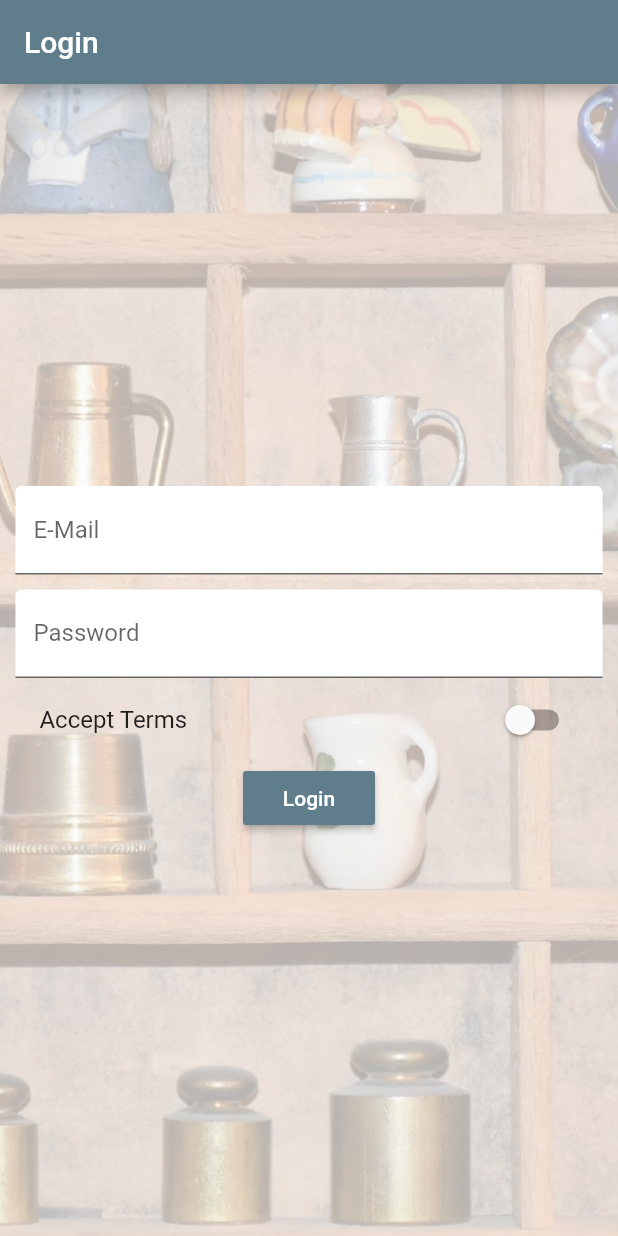
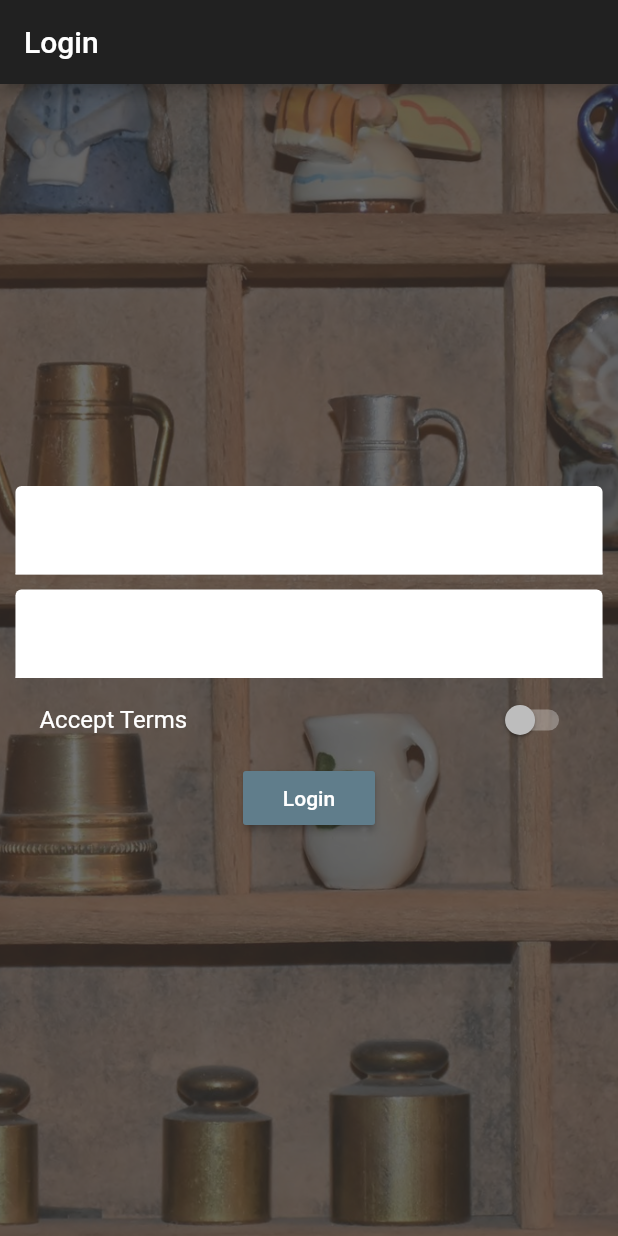
Before and after one commit to kom3/ProductList-APP, a Flutter app: the screen it shows after launch, on a phone screen of 412 x 824 dp. Run offline on Flutter 3.47's test engine with Material 2 defaults, Android fonts, the phone set to English and light mode, and no system bars.

Commit message:
Theme Data

```diff
--- a/lib/main.dart
+++ b/lib/main.dart
@@ -36,14 +36,17 @@ class _MyAppState extends State<MyApp> {
     return MaterialApp(
       debugShowCheckedModeBanner: false,
       theme: ThemeData(
-          brightness: Brightness.light,
-          primarySwatch: Colors.blueGrey,
-          accentColor: Colors.blueAccent),
+        brightness: Brightness.dark,
+        primarySwatch: Colors.blueGrey,
+        accentColor: Colors.blueAccent,
+        buttonColor: Colors.blueGrey,
+      ),
       // home: AuthPage(),
       routes: {
         '/': (BuildContext context) => AuthPage(),
         '/products': (BuildContext context) => ProductsPage(_products),
-        '/admin': (BuildContext context) => ProductsAdminPage(_addProduct, _deleteProduct),
+        '/admin': (BuildContext context) =>
+            ProductsAdminPage(_addProduct, _deleteProduct),
       },
       onGenerateRoute: (RouteSettings settings) {
         final List<String> pathElements = settings.name.split('/');
@@ -67,8 +70,7 @@ class _MyAppState extends State<MyApp> {
       },
       onUnknownRoute: (RouteSettings settings) {
         return MaterialPageRoute(
-            builder: (BuildContext context) =>
-                ProductsPage(_products));
+            builder: (BuildContext context) => ProductsPage(_products));
       },
     );
   }
--- a/lib/pages/auth.dart
+++ b/lib/pages/auth.dart
@@ -102,7 +102,6 @@ class _AuthPageState extends State<AuthPage> {
                   _buildPasswordTextField(),
                   _buildAcceptSwitch(),
                   RaisedButton(
-                    color: Theme.of(context).primaryColor,
                     textColor: Colors.white,
                     child: Text(
                       'Login',
--- a/lib/pages/product_create.dart
+++ b/lib/pages/product_create.dart
@@ -84,7 +84,6 @@ class _ProductCreatePage extends State<ProductCreatePage> {
           _buildDescriptionTextField(),
           _buildPriceTextField(),
           RaisedButton(
-            color: Theme.of(context).primaryColor,
             textColor: Colors.white,
             child: Text('Save'),
             onPressed: _submitForm,
```
